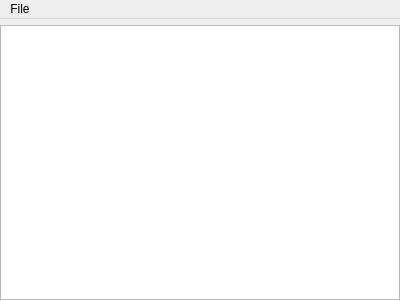
Before: the Qt Designer form ui/emojieditor.ui in SharkyRawr/matrix-emote-manager, drawn with Qt 5.
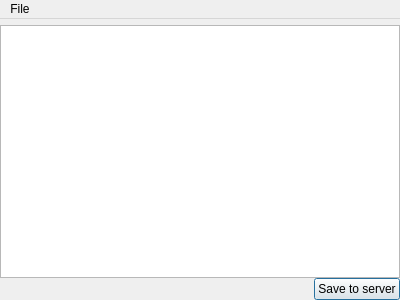
After: the same form once the commit is applied.

Commit message: implemented pushing changes to server button™️

```diff
--- a/ui/emojieditor.ui
+++ b/ui/emojieditor.ui
@@ -56,7 +56,7 @@
         <x>0</x>
         <y>0</y>
         <width>400</width>
-        <height>273</height>
+        <height>266</height>
        </rect>
       </property>
       <property name="autoFillBackground">
@@ -88,6 +88,30 @@
          </property>
         </widget>
        </item>
+       <item>
+        <layout class="QHBoxLayout" name="horizontalLayout">
+         <item>
+          <spacer name="horizontalSpacer">
+           <property name="orientation">
+            <enum>Qt::Horizontal</enum>
+           </property>
+           <property name="sizeHint" stdset="0">
+            <size>
+             <width>40</width>
+             <height>20</height>
+            </size>
+           </property>
+          </spacer>
+         </item>
+         <item>
+          <widget class="QPushButton" name="cmdPushEmojis">
+           <property name="text">
+            <string>Save to server</string>
+           </property>
+          </widget>
+         </item>
+        </layout>
+       </item>
       </layout>
      </widget>
     </widget>
```
The commit also changes 2 other files.
